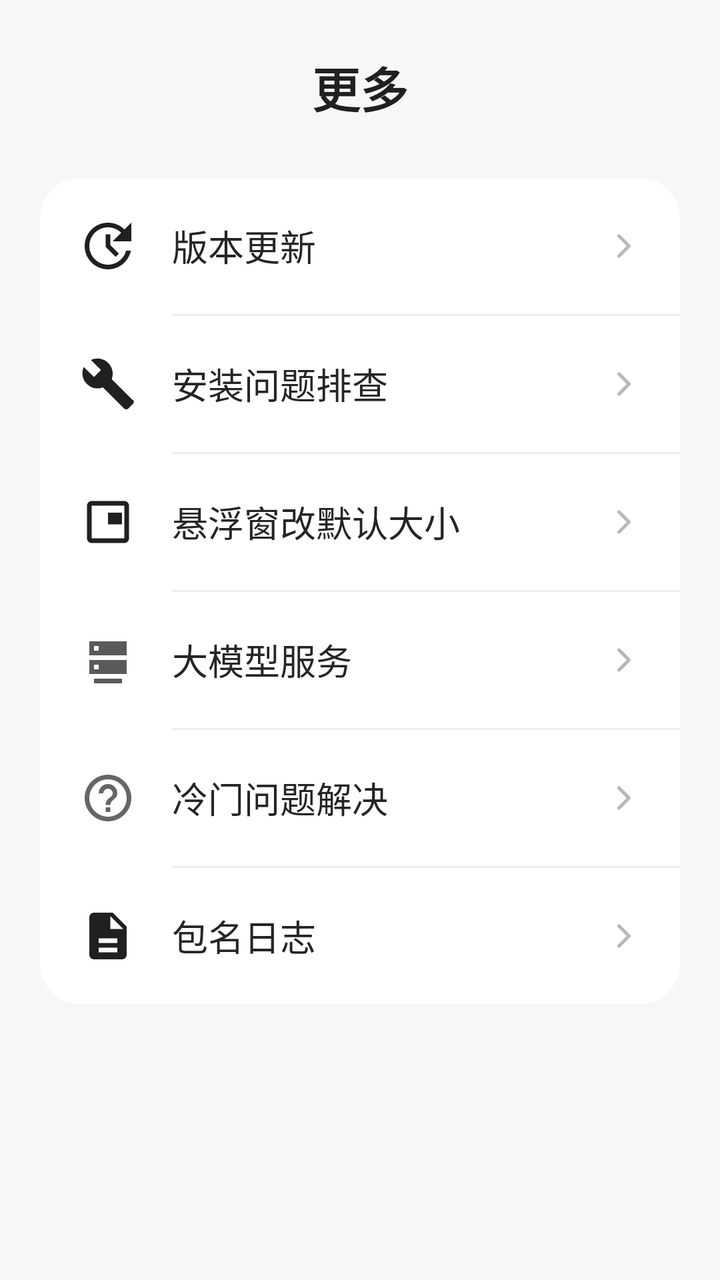
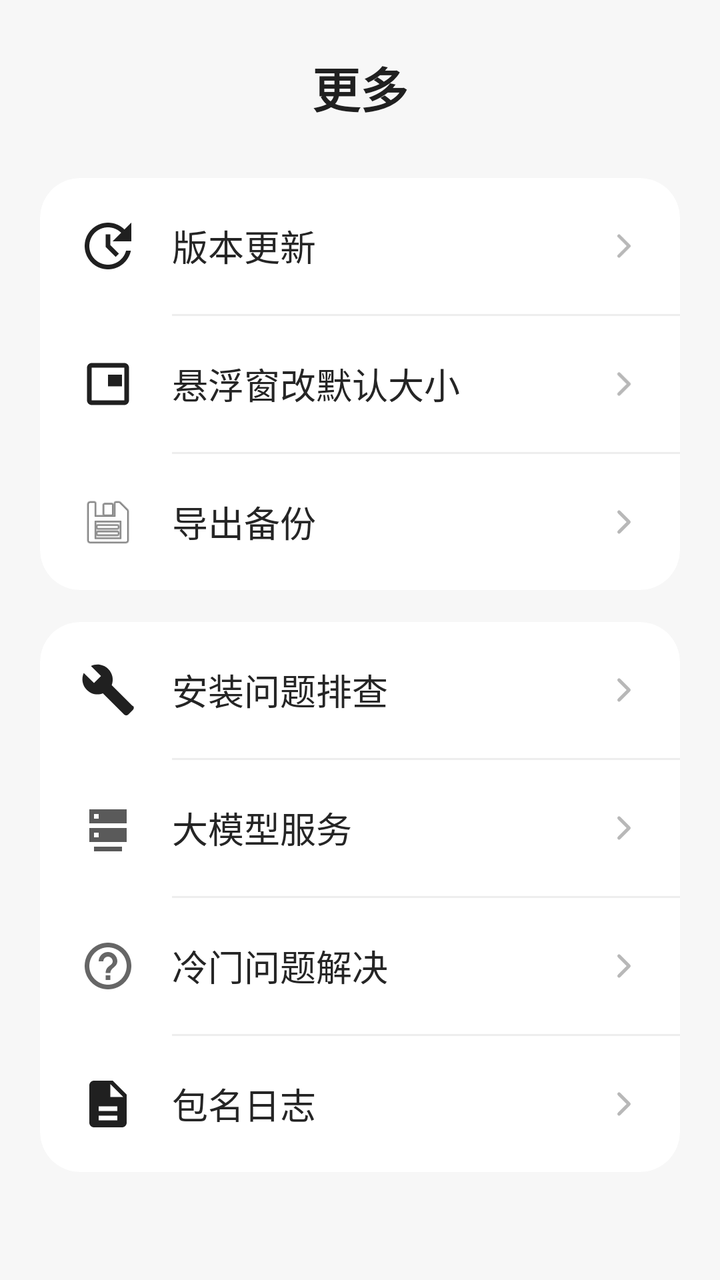

An Android layout rendered at two revisions. The XML below is the earlier revision; the diff shows what the commit changed to produce the second picture.
<!-- AndroidManifest.xml: application theme Theme.Basic -->
<!-- res/layout/fragment_settings.xml -->
<?xml version="1.0" encoding="utf-8"?>
<ScrollView xmlns:android="http://schemas.android.com/apk/res/android"
    xmlns:app="http://schemas.android.com/apk/res-auto"
    android:layout_width="match_parent"
    android:layout_height="match_parent"
    android:background="#F7F7F7"
    android:clipToPadding="false"
    android:fillViewport="true"
    android:overScrollMode="never">

    <LinearLayout
        android:layout_width="match_parent"
        android:layout_height="wrap_content"
        android:orientation="vertical"
        android:paddingStart="20dp"
        android:paddingTop="26dp"
        android:paddingEnd="20dp"
        android:paddingBottom="32dp">

        <TextView
            android:layout_width="match_parent"
            android:layout_height="wrap_content"
            android:layout_marginBottom="28dp"
            android:gravity="center"
            android:text="@string/more_menu_title"
            android:textColor="#202020"
            android:textSize="24sp"
            android:textStyle="bold" />

        <androidx.cardview.widget.CardView
            android:layout_width="match_parent"
            android:layout_height="wrap_content"
            app:cardBackgroundColor="#FFFFFF"
            app:cardCornerRadius="20dp"
            app:cardElevation="0dp"
            app:cardPreventCornerOverlap="true">

            <LinearLayout
                android:layout_width="match_parent"
                android:layout_height="wrap_content"
                android:orientation="vertical">

                <LinearLayout
                    android:id="@+id/row_version_update"
                    android:layout_width="match_parent"
                    android:layout_height="68dp"
                    android:background="?attr/selectableItemBackground"
                    android:clickable="true"
                    android:focusable="true"
                    android:gravity="center_vertical"
                    android:orientation="horizontal"
                    android:paddingStart="20dp"
                    android:paddingEnd="18dp">

                    <ImageView
                        android:layout_width="28dp"
                        android:layout_height="28dp"
                        android:contentDescription="@null"
                        android:src="@drawable/ic_menu_update" />

                    <LinearLayout
                        android:layout_width="wrap_content"
                        android:layout_height="wrap_content"
                        android:layout_marginStart="18dp"
                        android:gravity="center_vertical"
                        android:orientation="horizontal">

                        <TextView
                            android:layout_width="wrap_content"
                            android:layout_height="wrap_content"
                            android:text="@string/version_update"
                            android:textColor="#252525"
                            android:textSize="18sp" />

                        <TextView
                            android:id="@+id/iv_version_update_red_dot"
                            android:layout_width="16dp"
                            android:layout_height="16dp"
                            android:layout_marginStart="5dp"
                            android:background="@drawable/red_badge_with_1"
                            android:gravity="center"
                            android:includeFontPadding="false"
                            android:text="@string/update_badge_count"
                            android:textColor="#FFFFFF"
                            android:textSize="11sp"
                            android:textStyle="bold"
                            android:visibility="gone" />

                    </LinearLayout>

                    <Space
                        android:layout_width="0dp"
                        android:layout_height="1dp"
                        android:layout_weight="1" />

                    <ImageView
                        android:layout_width="20dp"
                        android:layout_height="20dp"
                        android:contentDescription="@null"
                        android:src="@drawable/ic_menu_chevron" />

                </LinearLayout>

                <View
                    android:layout_width="match_parent"
                    android:layout_height="1dp"
                    android:layout_marginStart="66dp"
                    android:background="#EEEEEE" />

                <LinearLayout
                    android:id="@+id/row_install_troubleshooting"
                    android:layout_width="match_parent"
                    android:layout_height="68dp"
                    android:background="?attr/selectableItemBackground"
                    android:clickable="true"
                    android:focusable="true"
                    android:gravity="center_vertical"
                    android:orientation="horizontal"
                    android:paddingStart="20dp"
                    android:paddingEnd="18dp">

                    <ImageView
                        android:layout_width="28dp"
                        android:layout_height="28dp"
                        android:contentDescription="@null"
                        android:src="@drawable/ic_menu_wrench" />

                    <TextView
                        android:layout_width="0dp"
                        android:layout_height="wrap_content"
                        android:layout_marginStart="18dp"
                        android:layout_weight="1"
                        android:text="@string/install_troubleshooting"
                        android:textColor="#252525"
                        android:textSize="18sp" />

                    <ImageView
                        android:layout_width="20dp"
                        android:layout_height="20dp"
                        android:contentDescription="@null"
                        android:src="@drawable/ic_menu_chevron" />

                </LinearLayout>

                <View
                    android:layout_width="match_parent"
                    android:layout_height="1dp"
                    android:layout_marginStart="66dp"
                    android:background="#EEEEEE" />

                <LinearLayout
                    android:id="@+id/row_floating_settings"
                    android:layout_width="match_parent"
                    android:layout_height="68dp"
                    android:background="?attr/selectableItemBackground"
                    android:clickable="true"
                    android:focusable="true"
                    android:gravity="center_vertical"
                    android:orientation="horizontal"
                    android:paddingStart="20dp"
                    android:paddingEnd="18dp">

                    <ImageView
                        android:layout_width="28dp"
                        android:layout_height="28dp"
                        android:contentDescription="@null"
                        android:src="@drawable/ic_menu_floating" />

                    <TextView
                        android:layout_width="0dp"
                        android:layout_height="wrap_content"
                        android:layout_marginStart="18dp"
                        android:layout_weight="1"
                        android:text="@string/floating_window_settings"
                        android:textColor="#252525"
                        android:textSize="18sp" />

                    <ImageView
                        android:layout_width="20dp"
                        android:layout_height="20dp"
                        android:contentDescription="@null"
                        android:src="@drawable/ic_menu_chevron" />

                </LinearLayout>

                <View
                    android:layout_width="match_parent"
                    android:layout_height="1dp"
                    android:layout_marginStart="66dp"
                    android:background="#EEEEEE" />

                <LinearLayout
                    android:id="@+id/row_reminder_provider"
                    android:layout_width="match_parent"
                    android:layout_height="68dp"
                    android:background="?attr/selectableItemBackground"
                    android:clickable="true"
                    android:focusable="true"
                    android:gravity="center_vertical"
                    android:orientation="horizontal"
                    android:paddingStart="20dp"
                    android:paddingEnd="18dp">

                    <ImageView
                        android:layout_width="28dp"
                        android:layout_height="28dp"
                        android:contentDescription="@null"
                        android:src="@drawable/ic_menu_ai_service" />

                    <TextView
                        android:layout_width="0dp"
                        android:layout_height="wrap_content"
                        android:layout_marginStart="18dp"
                        android:layout_weight="1"
                        android:text="@string/reminder_provider_settings"
                        android:textColor="#252525"
                        android:textSize="18sp" />

                    <ImageView
                        android:layout_width="20dp"
                        android:layout_height="20dp"
                        android:contentDescription="@null"
                        android:src="@drawable/ic_menu_chevron" />

                </LinearLayout>

                <View
                    android:id="@+id/divider_reminder_provider"
                    android:layout_width="match_parent"
                    android:layout_height="1dp"
                    android:layout_marginStart="66dp"
                    android:background="#EEEEEE" />

                <LinearLayout
                    android:id="@+id/row_special_details"
                    android:layout_width="match_parent"
                    android:layout_height="68dp"
                    android:background="?attr/selectableItemBackground"
                    android:clickable="true"
                    android:focusable="true"
                    android:gravity="center_vertical"
                    android:orientation="horizontal"
                    android:paddingStart="20dp"
                    android:paddingEnd="18dp">

                    <ImageView
                        android:layout_width="28dp"
                        android:layout_height="28dp"
                        android:contentDescription="@null"
                        android:src="@drawable/ic_menu_help" />

                    <TextView
                        android:layout_width="0dp"
                        android:layout_height="wrap_content"
                        android:layout_marginStart="18dp"
                        android:layout_weight="1"
                        android:text="@string/special_details"
                        android:textColor="#252525"
                        android:textSize="18sp" />

                    <ImageView
                        android:layout_width="20dp"
                        android:layout_height="20dp"
                        android:contentDescription="@null"
                        android:src="@drawable/ic_menu_chevron" />

                </LinearLayout>

                <View
                    android:layout_width="match_parent"
                    android:layout_height="1dp"
                    android:layout_marginStart="66dp"
                    android:background="#EEEEEE" />

                <LinearLayout
                    android:id="@+id/row_package_log"
                    android:layout_width="match_parent"
                    android:layout_height="68dp"
                    android:background="?attr/selectableItemBackground"
                    android:clickable="true"
                    android:focusable="true"
                    android:gravity="center_vertical"
                    android:orientation="horizontal"
                    android:paddingStart="20dp"
                    android:paddingEnd="18dp">

                    <ImageView
                        android:layout_width="28dp"
                        android:layout_height="28dp"
                        android:contentDescription="@null"
                        android:src="@drawable/ic_menu_log" />

                    <TextView
                        android:layout_width="0dp"
                        android:layout_height="wrap_content"
                        android:layout_marginStart="18dp"
                        android:layout_weight="1"
                        android:text="@string/package_name_log"
                        android:textColor="#252525"
                        android:textSize="18sp" />

                    <ImageView
                        android:layout_width="20dp"
                        android:layout_height="20dp"
                        android:contentDescription="@null"
                        android:src="@drawable/ic_menu_chevron" />

                </LinearLayout>

            </LinearLayout>

        </androidx.cardview.widget.CardView>

    </LinearLayout>

</ScrollView>
<!-- resources referenced by this layout -->
<resources>
  <!-- drawable ic_menu_ai_service (drawable) -->
  <?xml version="1.0" encoding="utf-8"?>
  <vector xmlns:android="http://schemas.android.com/apk/res/android"
      android:width="28dp"
      android:height="28dp"
      android:viewportWidth="24"
      android:viewportHeight="24">
      <path
          android:fillColor="#5A5A5A"
          android:pathData="M4,4h16v6H4zM6,6v2h2V6zM4,12h16v6H4zM6,14v2h2v-2zM6,20h12v2H6z" />
  </vector>
  <!-- drawable ic_menu_chevron (drawable) -->
  <vector xmlns:android="http://schemas.android.com/apk/res/android"
      android:width="24dp"
      android:height="24dp"
      android:viewportWidth="24"
      android:viewportHeight="24">
      <path
          android:fillColor="@android:color/transparent"
          android:pathData="M9,6 L15,12 L9,18"
          android:strokeColor="#B8B8B8"
          android:strokeLineCap="round"
          android:strokeLineJoin="round"
          android:strokeWidth="2" />
  </vector>
  <!-- drawable ic_menu_floating (drawable) -->
  <vector xmlns:android="http://schemas.android.com/apk/res/android"
      android:width="24dp"
      android:height="24dp"
      android:viewportWidth="24"
      android:viewportHeight="24">
      <path
          android:fillColor="#202020"
          android:pathData="M19,3H5c-1.1,0 -2,0.9 -2,2v14c0,1.1 0.9,2 2,2h14c1.1,0 2,-0.9 2,-2V5c0,-1.1 -0.9,-2 -2,-2zM19,19H5V5h14v14zM18,8h-6v5h6V8z" />
  </vector>
  <!-- drawable ic_menu_log (drawable) -->
  <vector xmlns:android="http://schemas.android.com/apk/res/android"
      android:width="24dp"
      android:height="24dp"
      android:viewportWidth="24"
      android:viewportHeight="24">
      <path
          android:fillColor="#202020"
          android:pathData="M14,2H6c-1.1,0 -2,0.9 -2,2v16c0,1.1 0.9,2 2,2h12c1.1,0 2,-0.9 2,-2V8l-6,-6zM13,9V3.5L18.5,9H13zM8,13h8v2H8v-2zM8,17h8v2H8v-2z" />
  </vector>
  <!-- drawable ic_menu_update (drawable) -->
  <vector xmlns:android="http://schemas.android.com/apk/res/android"
      android:width="24dp"
      android:height="24dp"
      android:viewportWidth="24"
      android:viewportHeight="24">
      <path
          android:fillColor="#202020"
          android:pathData="M12,2C6.48,2 2,6.48 2,12s4.48,10 10,10c4.84,0 8.87,-3.44 9.8,-8h-2.06c-0.9,3.44 -4.03,6 -7.74,6 -4.42,0 -8,-3.58 -8,-8s3.58,-8 8,-8c2.21,0 4.21,0.9 5.66,2.34L14,10h8V2l-2.93,2.93C17.26,3.12 14.76,2 12,2zM11,7v5.41l4.29,4.29 1.41,-1.41 -3.7,-3.7V7h-2z" />
  </vector>
  <!-- drawable ic_menu_wrench (drawable) -->
  <vector xmlns:android="http://schemas.android.com/apk/res/android"
      android:width="24dp"
      android:height="24dp"
      android:viewportWidth="24"
      android:viewportHeight="24">
      <path
          android:fillColor="#202020"
          android:pathData="M22.7,19l-9.1,-9.1c0.9,-2.3 0.4,-5 -1.5,-6.9c-2,-2 -5,-2.4 -7.4,-1.3l4.3,4.3l-3,3l-4.4,-4.3c-1.1,2.4 -0.6,5.3 1.3,7.2c1.9,1.9 4.6,2.5 6.9,1.5l9.1,9.1c0.5,0.5 1.3,0.5 1.8,0l2,-2c0.5,-0.5 0.5,-1.3 0,-1.8z" />
  </vector>
  <!-- drawable red_badge_with_1 (drawable) -->
  <?xml version="1.0" encoding="utf-8"?>
  <shape xmlns:android="http://schemas.android.com/apk/res/android"
      android:shape="oval">
      <solid android:color="#F44336" />
      <size
          android:width="16dp"
          android:height="16dp" />
  </shape>
  <string name="floating_window_settings">悬浮窗改默认大小</string>
  <string name="install_troubleshooting">安装问题排查</string>
  <string name="more_menu_title">更多</string>
  <string name="package_name_log">包名日志</string>
  <string name="reminder_provider_settings">大模型服务</string>
  <string name="special_details">冷门问题解决</string>
  <string name="update_badge_count" translatable="false">1</string>
  <string name="version_update">版本更新</string>
  <style name="Theme.Basic" parent="Base.Theme.Basic" />
  <style name="Base.Theme.Basic" parent="Theme.Material3.DayNight.NoActionBar">
          
          
      </style>
  <!-- unchanged entries left out for length: 1 -->
</resources>

<!-- the commit's change to res/layout/fragment_settings.xml (unified diff, before → after) -->
@@ -108,6 +108,100 @@
                     android:background="#EEEEEE" />
 
                 <LinearLayout
+                    android:id="@+id/row_floating_settings"
+                    android:layout_width="match_parent"
+                    android:layout_height="68dp"
+                    android:background="?attr/selectableItemBackground"
+                    android:clickable="true"
+                    android:focusable="true"
+                    android:gravity="center_vertical"
+                    android:orientation="horizontal"
+                    android:paddingStart="20dp"
+                    android:paddingEnd="18dp">
+
+                    <ImageView
+                        android:layout_width="28dp"
+                        android:layout_height="28dp"
+                        android:contentDescription="@null"
+                        android:src="@drawable/ic_menu_floating" />
+
+                    <TextView
+                        android:layout_width="0dp"
+                        android:layout_height="wrap_content"
+                        android:layout_marginStart="18dp"
+                        android:layout_weight="1"
+                        android:text="@string/floating_window_settings"
+                        android:textColor="#252525"
+                        android:textSize="18sp" />
+
+                    <ImageView
+                        android:layout_width="20dp"
+                        android:layout_height="20dp"
+                        android:contentDescription="@null"
+                        android:src="@drawable/ic_menu_chevron" />
+
+                </LinearLayout>
+
+                <View
+                    android:layout_width="match_parent"
+                    android:layout_height="1dp"
+                    android:layout_marginStart="66dp"
+                    android:background="#EEEEEE" />
+
+                <LinearLayout
+                    android:id="@+id/row_export_backup"
+                    android:layout_width="match_parent"
+                    android:layout_height="68dp"
+                    android:background="?attr/selectableItemBackground"
+                    android:clickable="true"
+                    android:focusable="true"
+                    android:gravity="center_vertical"
+                    android:orientation="horizontal"
+                    android:paddingStart="20dp"
+                    android:paddingEnd="18dp">
+
+                    <ImageView
+                        android:layout_width="28dp"
+                        android:layout_height="28dp"
+                        android:contentDescription="@null"
+                        android:src="@android:drawable/ic_menu_save" />
+
+                    <TextView
+                        android:layout_width="0dp"
+                        android:layout_height="wrap_content"
+                        android:layout_marginStart="18dp"
+                        android:layout_weight="1"
+                        android:text="@string/export_backup"
+                        android:textColor="#252525"
+                        android:textSize="18sp" />
+
+                    <ImageView
+                        android:layout_width="20dp"
+                        android:layout_height="20dp"
+                        android:contentDescription="@null"
+                        android:src="@drawable/ic_menu_chevron" />
+
+                </LinearLayout>
+
+            </LinearLayout>
+
+        </androidx.cardview.widget.CardView>
+
+        <androidx.cardview.widget.CardView
+            android:layout_width="match_parent"
+            android:layout_height="wrap_content"
+            android:layout_marginTop="16dp"
+            app:cardBackgroundColor="#FFFFFF"
+            app:cardCornerRadius="20dp"
+            app:cardElevation="0dp"
+            app:cardPreventCornerOverlap="true">
+
+            <LinearLayout
+                android:layout_width="match_parent"
+                android:layout_height="wrap_content"
+                android:orientation="vertical">
+
+                <LinearLayout
                     android:id="@+id/row_install_troubleshooting"
                     android:layout_width="match_parent"
                     android:layout_height="68dp"
@@ -149,47 +243,6 @@
                     android:background="#EEEEEE" />
 
                 <LinearLayout
-                    android:id="@+id/row_floating_settings"
-                    android:layout_width="match_parent"
-                    android:layout_height="68dp"
-                    android:background="?attr/selectableItemBackground"
-                    android:clickable="true"
-                    android:focusable="true"
-                    android:gravity="center_vertical"
-                    android:orientation="horizontal"
-                    android:paddingStart="20dp"
-                    android:paddingEnd="18dp">
-
-                    <ImageView
-                        android:layout_width="28dp"
-                        android:layout_height="28dp"
-                        android:contentDescription="@null"
-                        android:src="@drawable/ic_menu_floating" />
-
-                    <TextView
-                        android:layout_width="0dp"
-                        android:layout_height="wrap_content"
-                        android:layout_marginStart="18dp"
-                        android:layout_weight="1"
-                        android:text="@string/floating_window_settings"
-                        android:textColor="#252525"
-                        android:textSize="18sp" />
-
-                    <ImageView
-                        android:layout_width="20dp"
-                        android:layout_height="20dp"
-                        android:contentDescription="@null"
-                        android:src="@drawable/ic_menu_chevron" />
-
-                </LinearLayout>
-
-                <View
-                    android:layout_width="match_parent"
-                    android:layout_height="1dp"
-                    android:layout_marginStart="66dp"
-                    android:background="#EEEEEE" />
-
-                <LinearLayout
                     android:id="@+id/row_reminder_provider"
                     android:layout_width="match_parent"
                     android:layout_height="68dp"
<!-- resource entries referenced after the edit -->
@@ -74,6 +74,7 @@
           android:width="16dp"
           android:height="16dp" />
   </shape>
+  <string name="export_backup">导出备份</string>
   <string name="floating_window_settings">悬浮窗改默认大小</string>
   <string name="install_troubleshooting">安装问题排查</string>
   <string name="more_menu_title">更多</string>
